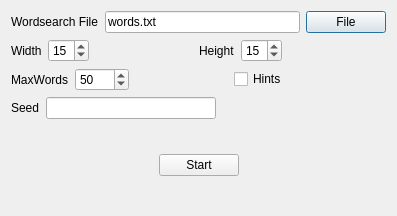
First picture: the form in newgame.ui, repository madmaps/QTWordSearch, before the edit.
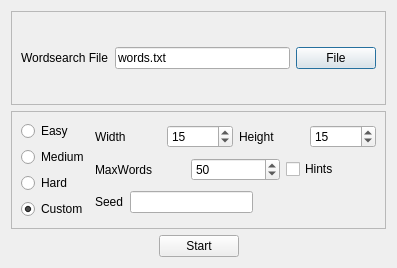
Second picture: the form after the edit.

Patch:
```diff
--- a/newgame.ui
+++ b/newgame.ui
@@ -7,14 +7,21 @@
     <x>0</x>
     <y>0</y>
     <width>397</width>
-    <height>216</height>
+    <height>268</height>
    </rect>
   </property>
   <property name="windowTitle">
    <string>Dialog</string>
   </property>
-  <layout class="QVBoxLayout" name="verticalLayout">
+  <layout class="QVBoxLayout" name="verticalLayout_3">
    <item>
+    <widget class="QFrame" name="frame_2">
+     <property name="frameShape">
+      <enum>QFrame::StyledPanel</enum>
+     </property>
+     <property name="frameShadow">
+      <enum>QFrame::Raised</enum>
+     </property>
     <layout class="QHBoxLayout" name="horizontalLayout">
      <item>
       <widget class="QLabel" name="label">
@@ -38,7 +45,69 @@
       </widget>
      </item>
     </layout>
+    </widget>
    </item>
+   <item>
+    <widget class="QFrame" name="frame">
+     <property name="frameShape">
+      <enum>QFrame::StyledPanel</enum>
+     </property>
+     <property name="frameShadow">
+      <enum>QFrame::Raised</enum>
+     </property>
+     <layout class="QHBoxLayout" name="horizontalLayout_6">
+      <item>
+       <layout class="QVBoxLayout" name="verticalLayout_2">
+        <item>
+         <widget class="QRadioButton" name="radioButton">
+          <property name="text">
+           <string>Easy</string>
+          </property>
+          <attribute name="buttonGroup">
+           <string notr="true">buttonGroup</string>
+          </attribute>
+         </widget>
+        </item>
+        <item>
+         <widget class="QRadioButton" name="radioButton_2">
+          <property name="text">
+           <string>Medium</string>
+          </property>
+          <property name="checked">
+           <bool>false</bool>
+          </property>
+          <attribute name="buttonGroup">
+           <string notr="true">buttonGroup</string>
+          </attribute>
+         </widget>
+        </item>
+        <item>
+         <widget class="QRadioButton" name="radioButton_3">
+          <property name="text">
+           <string>Hard</string>
+          </property>
+          <attribute name="buttonGroup">
+           <string notr="true">buttonGroup</string>
+          </attribute>
+         </widget>
+        </item>
+        <item>
+         <widget class="QRadioButton" name="radioButton_4">
+          <property name="text">
+           <string>Custom</string>
+          </property>
+          <property name="checked">
+           <bool>true</bool>
+          </property>
+          <attribute name="buttonGroup">
+           <string notr="true">buttonGroup</string>
+          </attribute>
+         </widget>
+        </item>
+       </layout>
+      </item>
+      <item>
+       <layout class="QVBoxLayout" name="verticalLayout">
    <item>
     <layout class="QHBoxLayout" name="horizontalLayout_2">
      <item>
@@ -58,19 +127,6 @@
        </property>
       </widget>
      </item>
-     <item>
-      <spacer name="horizontalSpacer_3">
-       <property name="orientation">
-        <enum>Qt::Horizontal</enum>
-       </property>
-       <property name="sizeHint" stdset="0">
-        <size>
-         <width>40</width>
-         <height>20</height>
-        </size>
-       </property>
-      </spacer>
-     </item>
      <item>
       <widget class="QLabel" name="label_3">
        <property name="text">
@@ -88,19 +144,6 @@
        </property>
       </widget>
      </item>
-     <item>
-      <spacer name="horizontalSpacer_5">
-       <property name="orientation">
-        <enum>Qt::Horizontal</enum>
-       </property>
-       <property name="sizeHint" stdset="0">
-        <size>
-         <width>40</width>
-         <height>20</height>
-        </size>
-       </property>
-      </spacer>
-     </item>
     </layout>
    </item>
    <item>
@@ -125,19 +168,6 @@
        </property>
       </widget>
      </item>
-     <item>
-      <spacer name="horizontalSpacer_6">
-       <property name="orientation">
-        <enum>Qt::Horizontal</enum>
-       </property>
-       <property name="sizeHint" stdset="0">
-        <size>
-         <width>40</width>
-         <height>20</height>
-        </size>
-       </property>
-      </spacer>
-     </item>
      <item>
       <widget class="QCheckBox" name="HintsCheckBox">
        <property name="text">
@@ -145,19 +175,6 @@
        </property>
       </widget>
      </item>
-     <item>
-      <spacer name="horizontalSpacer_7">
-       <property name="orientation">
-        <enum>Qt::Horizontal</enum>
-       </property>
-       <property name="sizeHint" stdset="0">
-        <size>
-         <width>40</width>
-         <height>20</height>
-        </size>
-       </property>
-      </spacer>
-     </item>
     </layout>
    </item>
    <item>
@@ -187,18 +204,10 @@
      </item>
     </layout>
    </item>
-   <item>
-    <spacer name="verticalSpacer">
-     <property name="orientation">
-      <enum>Qt::Vertical</enum>
-     </property>
-     <property name="sizeHint" stdset="0">
-      <size>
-       <width>20</width>
-       <height>40</height>
-      </size>
-     </property>
-    </spacer>
+       </layout>
+      </item>
+     </layout>
+    </widget>
    </item>
    <item>
     <layout class="QHBoxLayout" name="horizontalLayout_4">
@@ -237,19 +246,6 @@
      </item>
     </layout>
    </item>
-   <item>
-    <spacer name="verticalSpacer_2">
-     <property name="orientation">
-      <enum>Qt::Vertical</enum>
-     </property>
-     <property name="sizeHint" stdset="0">
-      <size>
-       <width>20</width>
-       <height>40</height>
-      </size>
-     </property>
-    </spacer>
-   </item>
   </layout>
  </widget>
  <resources/>
```
Left out of the diff: 3 changed lines with no effect on the pictures. Lines whose indentation alone changed are shown as unchanged.
